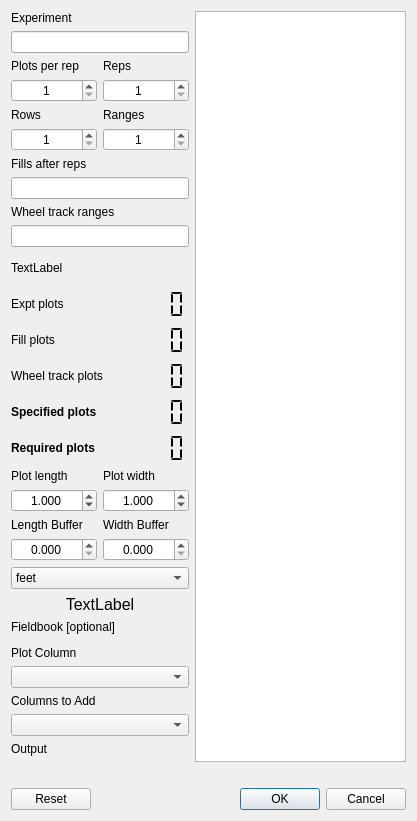
The window that shp_buddy_dialog_base.ui (nburner96/shp_buddy) describes before a commit, drawn with Qt 5.
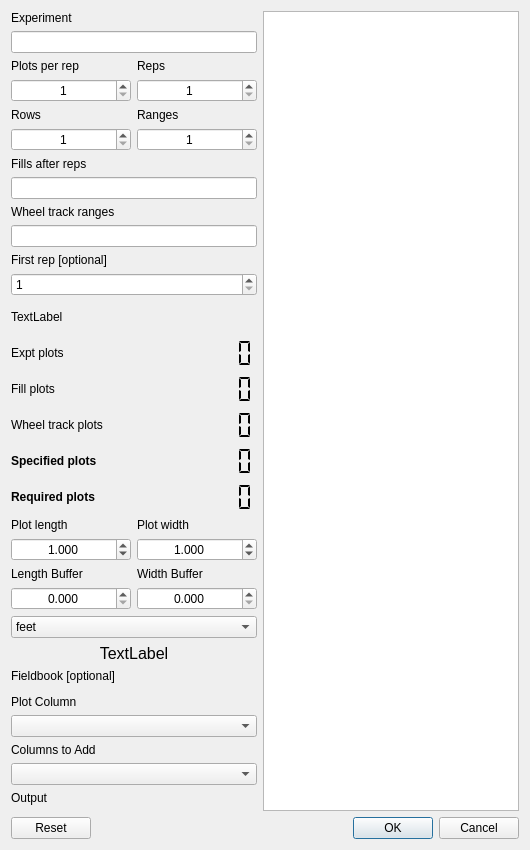
The same window after the commit. Custom widgets are drawn as their Qt base class.

Commit message: Added functionality for large, continuous experiments

```diff
--- a/shp_buddy_dialog_base.ui
+++ b/shp_buddy_dialog_base.ui
@@ -6,7 +6,7 @@
    <rect>
     <x>0</x>
     <y>0</y>
-    <width>417</width>
+    <width>530</width>
     <height>821</height>
    </rect>
   </property>
@@ -59,7 +59,7 @@
               <number>1</number>
              </property>
              <property name="maximum">
-              <number>999</number>
+              <number>9999</number>
              </property>
             </widget>
            </item>
@@ -142,6 +142,23 @@
            </property>
           </widget>
          </item>
+         <item>
+          <widget class="QLabel" name="label_21">
+           <property name="text">
+            <string>First rep [optional]</string>
+           </property>
+          </widget>
+         </item>
+         <item>
+          <widget class="QSpinBox" name="firstrepSpin">
+           <property name="minimum">
+            <number>1</number>
+           </property>
+           <property name="maximum">
+            <number>99999</number>
+           </property>
+          </widget>
+         </item>
          <item>
           <widget class="QLabel" name="warnLbl">
            <property name="minimumSize">
```
The commit also changes 1 other file.
